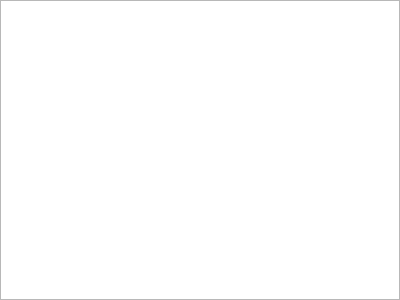
Qt form tablewidget.ui (eacbpd/qt-widget-app-demo) before a commit.
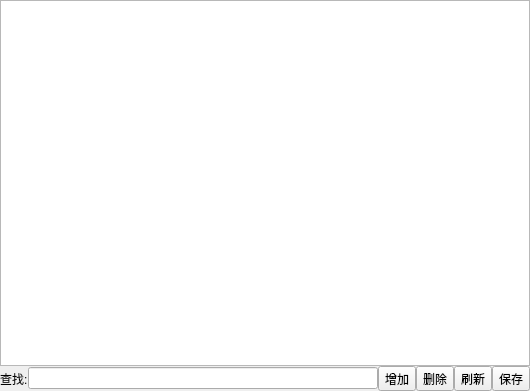
The same form after that commit.

Commit message: table widget

```diff
--- a/tablewidget.ui
+++ b/tablewidget.ui
@@ -6,14 +6,14 @@
    <rect>
     <x>0</x>
     <y>0</y>
-    <width>400</width>
-    <height>300</height>
+    <width>530</width>
+    <height>391</height>
    </rect>
   </property>
   <property name="windowTitle">
    <string>Form</string>
   </property>
-  <layout class="QHBoxLayout" name="horizontalLayout">
+  <layout class="QVBoxLayout" name="verticalLayout">
    <property name="spacing">
     <number>0</number>
    </property>
@@ -32,6 +32,48 @@
    <item>
     <widget class="QTableWidget" name="tableWidget"/>
    </item>
+   <item>
+    <layout class="QHBoxLayout" name="horizontalLayout">
+     <item>
+      <widget class="QLabel" name="label">
+       <property name="text">
+        <string>查找:</string>
+       </property>
+      </widget>
+     </item>
+     <item>
+      <widget class="QLineEdit" name="lineEdit"/>
+     </item>
+     <item>
+      <widget class="QToolButton" name="btnAdd">
+       <property name="text">
+        <string>增加</string>
+       </property>
+      </widget>
+     </item>
+     <item>
+      <widget class="QToolButton" name="btnDel">
+       <property name="text">
+        <string>删除</string>
+       </property>
+      </widget>
+     </item>
+     <item>
+      <widget class="QToolButton" name="btnFresh">
+       <property name="text">
+        <string>刷新</string>
+       </property>
+      </widget>
+     </item>
+     <item>
+      <widget class="QToolButton" name="btnSave">
+       <property name="text">
+        <string>保存</string>
+       </property>
+      </widget>
+     </item>
+    </layout>
+   </item>
   </layout>
  </widget>
  <resources/>
```
The commit also changes 4 other files.
